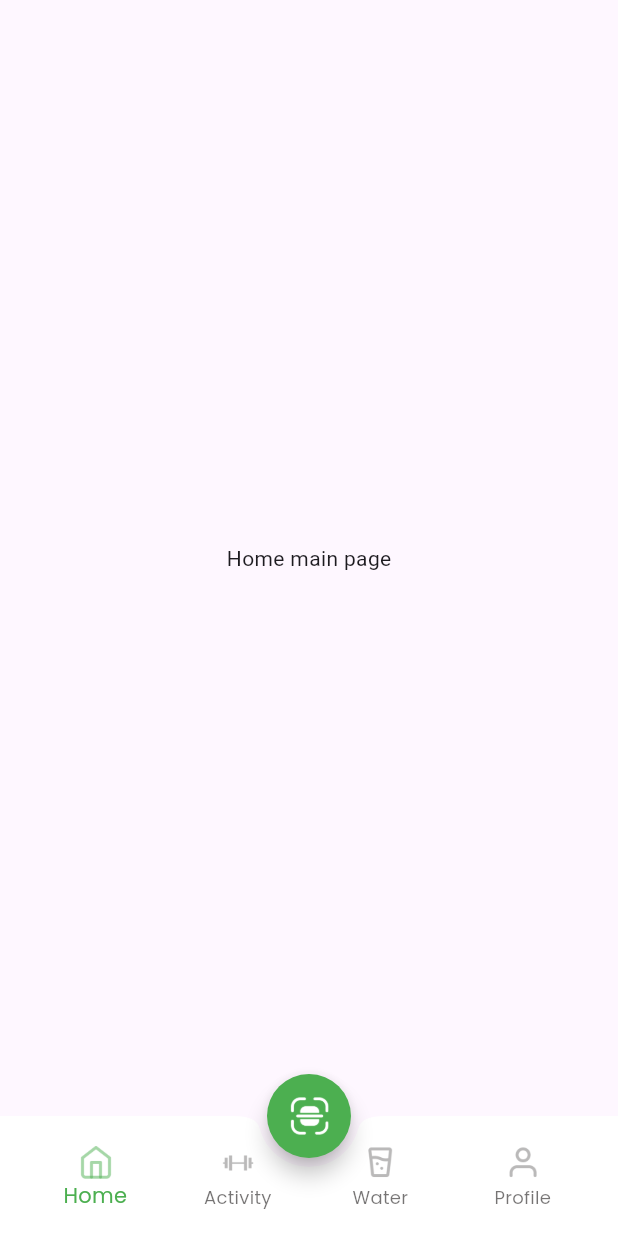
After one commit to mahesyasn18/NutriMotionMobile, a Flutter app: the HomePage screen opened by its route, on a phone screen of 412 x 824 dp. The commit adds this screen. Run offline on Flutter 3.47's test engine with Material 3 defaults, Android fonts, the phone set to English and light mode, and no system bars; our stand-ins replace camera, carousel_slider, google_fonts; missing offline and left inert: google_ml_kit.

Commit message:
feat: home navigation bar and scanner product

```diff
--- a/lib/main.dart
+++ b/lib/main.dart
@@ -1,14 +1,23 @@
 import 'package:flutter/material.dart';
 import 'package:nutrimotion/shared/theme.dart';
+import 'package:nutrimotion/ui/pages/home_page.dart';
 import 'package:nutrimotion/ui/pages/landing_page.dart';
 import 'package:nutrimotion/ui/pages/landingpersonalinfo_page.dart';
 import 'package:nutrimotion/ui/pages/onboarding_page.dart';
 import 'package:nutrimotion/ui/pages/personalinfo_page.dart';
+import 'package:nutrimotion/ui/pages/product_page.dart';
+import 'package:nutrimotion/ui/pages/scan_page.dart';
 import 'package:nutrimotion/ui/pages/signin_page.dart';
 import 'package:nutrimotion/ui/pages/signup_page.dart';
 import 'package:nutrimotion/ui/pages/splash_page.dart';
+import 'package:camera/camera.dart';
 
-void main() => runApp(const MyApp());
+late List<CameraDescription> cameras;
+void main() async {
+  WidgetsFlutterBinding.ensureInitialized();
+  cameras = await availableCameras();
+  runApp(const MyApp());
+}
 
 class MyApp extends StatelessWidget {
   const MyApp({super.key});
@@ -36,6 +45,9 @@ class MyApp extends StatelessWidget {
         '/sign-up': (context) => const SignUpPage(),
         '/landing-personal-info': (context) => const LandingPersonalInfoPage(),
         '/personal-info': (context) => PersonalInfoPage(),
+        '/home-page': (context) => HomePage(),
+        '/scan-page': (context) => ScanPage(),
+        '/product-show': (context) => ProductPage(),
       },
     );
   }
--- /dev/null
+++ b/lib/ui/pages/home_main_page.dart
@@ -0,0 +1,14 @@
+import 'package:flutter/material.dart';
+
+class HomeMainPage extends StatelessWidget {
+  const HomeMainPage({super.key});
+
+  @override
+  Widget build(BuildContext context) {
+    return Scaffold(
+      body: Center(
+        child: Text('Home main page'),
+      ),
+    );
+  }
+}
--- /dev/null
+++ b/lib/ui/pages/home_page.dart
@@ -0,0 +1,122 @@
+import 'package:flutter/material.dart';
+import 'package:nutrimotion/shared/theme.dart';
+import 'package:nutrimotion/ui/pages/activity_page.dart';
+import 'package:nutrimotion/ui/pages/home_main_page.dart';
+import 'package:nutrimotion/ui/pages/profile_page.dart';
+import 'package:nutrimotion/ui/pages/water_page.dart';
+
+class HomePage extends StatefulWidget {
+  const HomePage({Key? key}) : super(key: key);
+
+  @override
+  State<HomePage> createState() => _HomePageState();
+}
+
+class _HomePageState extends State<HomePage> {
+  int currentIndex = 0;
+  Widget body() {
+    switch (currentIndex) {
+      case 0:
+        return HomeMainPage();
+        break;
+      case 1:
+        return ActivityPage();
+        break;
+      case 2:
+        return WaterPage();
+        break;
+      case 3:
+        return ProfilePage();
+        break;
+      default:
+        return HomeMainPage();
+        break;
+    }
+  }
+
+  Widget customButtonNavBar() {
+    return BottomAppBar(
+      elevation: 0,
+      color: Colors.white,
+      shape: const CircularNotchedRectangle(),
+      clipBehavior: Clip.antiAlias,
+      notchMargin: 6,
+      child: BottomNavigationBar(
+        type: BottomNavigationBarType.fixed,
+        elevation: 0,
+        backgroundColor: Colors.white,
+        selectedLabelStyle: greenPoppinsTextStyle,
+        showSelectedLabels: true,
+        currentIndex: currentIndex,
+        showUnselectedLabels: true,
+        unselectedLabelStyle: blackPoppinsTextStyle,
+        selectedItemColor: greenColor,
+        unselectedItemColor: blackSecondaryColor,
+        onTap: (value) {
+          setState(() {
+            print(value);
+            currentIndex = value;
+          });
+        },
+        items: [
+          BottomNavigationBarItem(
+            icon: Image.asset(
+              'assets/ic_home.png',
+              width: 24,
+              color: currentIndex == 0 ? greenColor : blackSecondaryColor,
+            ),
+            label: 'Home',
+          ),
+          BottomNavigationBarItem(
+            icon: Image.asset(
+              'assets/ic_activity.png',
+              width: 24,
+              color: currentIndex == 1 ? greenColor : blackSecondaryColor,
+            ),
+            label: 'Activity',
+          ),
+          BottomNavigationBarItem(
+            icon: Image.asset(
+              'assets/ic_water.png',
+              width: 24,
+              color: currentIndex == 2 ? greenColor : blackSecondaryColor,
+            ),
+            label: 'Water',
+          ),
+          BottomNavigationBarItem(
+            icon: Image.asset(
+              'assets/ic_profile.png',
+              width: 24,
+              color: currentIndex == 3 ? greenColor : blackSecondaryColor,
+            ),
+            label: 'Profile',
+          ),
+        ],
+      ),
+    );
+  }
+
+  Widget scanMenu() {
+    return FloatingActionButton(
+      onPressed: () {
+        Navigator.pushNamed(context, '/scan-page');
+      },
+      backgroundColor: Colors.green,
+      child: Image.asset(
+        'assets/ic_scan.png',
+        width: 30,
+      ),
+      shape: CircleBorder(),
+    );
+  }
+
+  @override
+  Widget build(BuildContext context) {
+    return Scaffold(
+      floatingActionButton: scanMenu(),
+      floatingActionButtonLocation: FloatingActionButtonLocation.centerDocked,
+      bottomNavigationBar: customButtonNavBar(),
+      body: body(),
+    );
+  }
+}
--- a/pubspec.yaml
+++ b/pubspec.yaml
@@ -39,6 +39,8 @@ dependencies:
   flow_builder: ^0.0.10
   flutter_hooks: ^0.21.0
   freezed: ^2.4.7
+  camera:
+  google_ml_kit: ^0.13.0
 
 dev_dependencies:
   flutter_test:
```
Also changed, not shown: lib/ui/pages/activity_page.dart (added, +14 -0 lines), lib/ui/pages/product_page.dart (added, +170 -0 lines), lib/ui/pages/profile_page.dart (added, +14 -0 lines), lib/ui/pages/scan_page.dart (added, +212 -0 lines), lib/ui/pages/signin_page.dart (+6 -1 lines), lib/ui/pages/water_page.dart (added, +14 -0 lines), assets/back.png (added), assets/ic_activity.png (added), assets/ic_ascan.png (added), assets/ic_home.png (added), assets/ic_profile.png (added), assets/ic_scan.png (added), assets/ic_water.png (added), assets/ultra.png (added), 1 more files, 1 other file.
